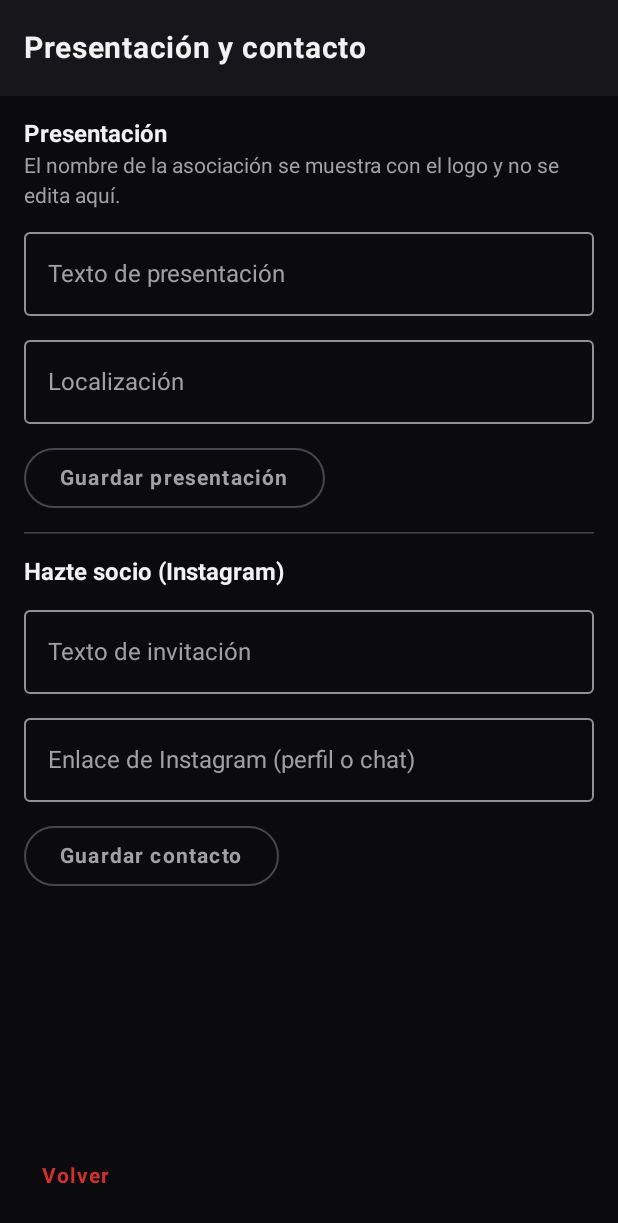
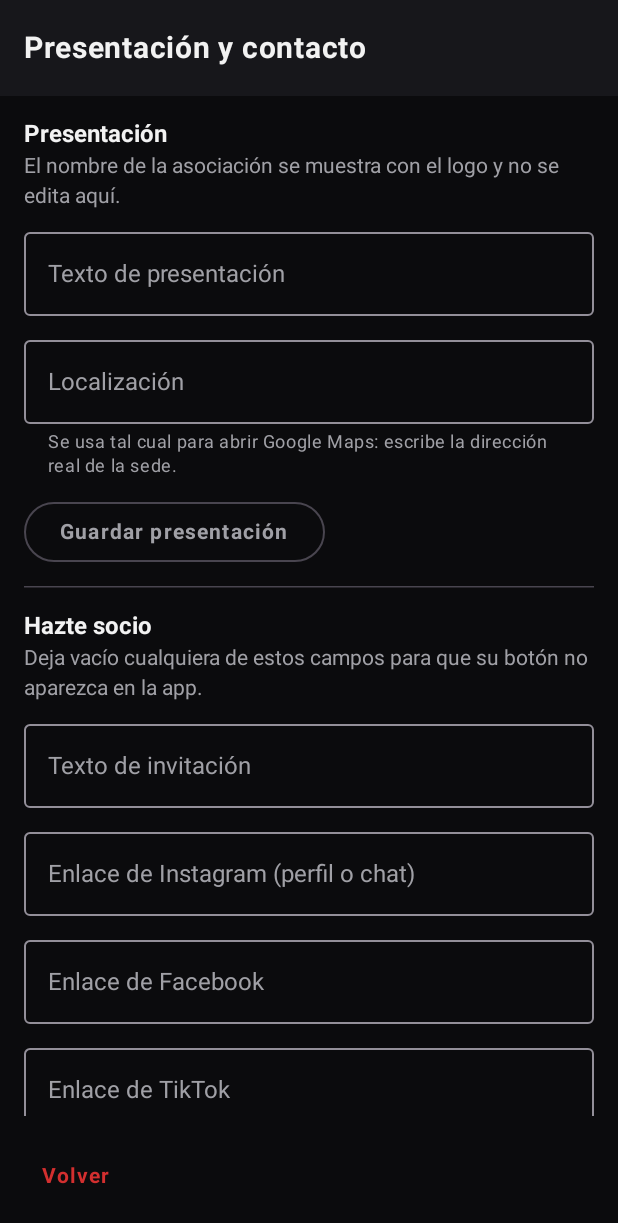
Before and after one commit to PerchaCervantina/AppTitanium, an Android app built with Jetpack Compose: the composable PresentationAdminScreen shown on its own in the app's theme, on a phone screen of 412 x 824 dp. Shown: the top 1223 px of the screen. Run offline under Robolectric (Android 15) with nearby library versions, the phone set to English and light mode, and no system bars; our stand-ins replace Firebase (no records; nobody signed in at launch, a user with empty details on screens opened directly).

Commit message:
Move event social link to bottom-left, add Facebook/TikTok/email, location opens Maps
- EventCard: the band's social link now sits anchored to the bottom-left
  of the expanded area instead of right after the description text.
- MembershipInfo gains facebookUrl, tiktokUrl and email; "Hazte socio"
  shows a secondary row of buttons for whichever of those are filled in
  (each hidden when blank), alongside the existing Instagram CTA.
- HeaderCard: tapping the location opens Google Maps search for that
  text (no new field -- reuses the existing "Localización" value as the
  query), via a plain maps.google.com search URL.

Co-Authored-By: Claude Sonnet 5 <noreply@anthropic.com>
Claude-Session: https://claude.ai/code/session_0192Di9Yfz4u7HCNS2mzMgH6

```diff
--- a/app/src/main/java/com/titanium/app/data/firebase/FirebaseModels.kt
+++ b/app/src/main/java/com/titanium/app/data/firebase/FirebaseModels.kt
@@ -20,9 +20,12 @@ data class PresentationInfo(
 
 data class MembershipInfo(
     val intro: String = "",
-    // Enlace al perfil o al chat de Instagram de la asociación, ej.
-    // "https://instagram.com/asociaciontitanium" o un enlace directo al DM.
-    val instagramUrl: String = ""
+    // Enlaces a redes sociales y contacto. Cada botón del "Hazte socio"
+    // solo aparece si su campo correspondiente no está vacío.
+    val instagramUrl: String = "",
+    val facebookUrl: String = "",
+    val tiktokUrl: String = "",
+    val email: String = ""
 )
 
 data class EventEntry(
--- a/app/src/main/java/com/titanium/app/data/firebase/FirestoreContentRepository.kt
+++ b/app/src/main/java/com/titanium/app/data/firebase/FirestoreContentRepository.kt
@@ -48,7 +48,10 @@ class FirestoreContentRepository(
                 trySend(
                     MembershipInfo(
                         intro = snapshot?.getString("intro") ?: "",
-                        instagramUrl = snapshot?.getString("instagramUrl") ?: ""
+                        instagramUrl = snapshot?.getString("instagramUrl") ?: "",
+                        facebookUrl = snapshot?.getString("facebookUrl") ?: "",
+                        tiktokUrl = snapshot?.getString("tiktokUrl") ?: "",
+                        email = snapshot?.getString("email") ?: ""
                     )
                 )
             }
@@ -60,7 +63,10 @@ class FirestoreContentRepository(
             .set(
                 mapOf(
                     "intro" to info.intro,
-                    "instagramUrl" to info.instagramUrl
+                    "instagramUrl" to info.instagramUrl,
+                    "facebookUrl" to info.facebookUrl,
+                    "tiktokUrl" to info.tiktokUrl,
+                    "email" to info.email
                 )
             )
             .await()
--- a/app/src/main/java/com/titanium/app/ui/admin/PresentationAdminScreen.kt
+++ b/app/src/main/java/com/titanium/app/ui/admin/PresentationAdminScreen.kt
@@ -42,6 +42,9 @@ fun PresentationAdminScreen(
     var location by remember { mutableStateOf("") }
     var membershipIntro by remember { mutableStateOf("") }
     var instagramUrl by remember { mutableStateOf("") }
+    var facebookUrl by remember { mutableStateOf("") }
+    var tiktokUrl by remember { mutableStateOf("") }
+    var contactEmail by remember { mutableStateOf("") }
     var initialized by remember { mutableStateOf(false) }
 
     // Solo rellenamos los campos una vez con lo que haya en Firestore, para
@@ -53,6 +56,9 @@ fun PresentationAdminScreen(
             location = presentation.location
             membershipIntro = membership.intro
             instagramUrl = membership.instagramUrl
+            facebookUrl = membership.facebookUrl
+            tiktokUrl = membership.tiktokUrl
+            contactEmail = membership.email
             initialized = true
         }
     }
@@ -85,6 +91,7 @@ fun PresentationAdminScreen(
                 value = location,
                 onValueChange = { location = it },
                 label = { Text("Localización") },
+                supportingText = { Text("Se usa tal cual para abrir Google Maps: escribe la dirección real de la sede.") },
                 modifier = Modifier.fillMaxWidth().padding(top = 8.dp)
             )
             OutlinedButton(
@@ -94,7 +101,13 @@ fun PresentationAdminScreen(
 
             HorizontalDivider()
 
-            Text(text = "Hazte socio (Instagram)", style = MaterialTheme.typography.titleMedium, modifier = Modifier.padding(top = 16.dp))
+            Text(text = "Hazte socio", style = MaterialTheme.typography.titleMedium, modifier = Modifier.padding(top = 16.dp))
+            Text(
+                text = "Deja vacío cualquiera de estos campos para que su botón no aparezca en la app.",
+                style = MaterialTheme.typography.bodyMedium,
+                color = MaterialTheme.colorScheme.onSurfaceVariant,
+                modifier = Modifier.padding(top = 4.dp)
+            )
             OutlinedTextField(
                 value = membershipIntro,
                 onValueChange = { membershipIntro = it },
@@ -107,10 +120,30 @@ fun PresentationAdminScreen(
                 label = { Text("Enlace de Instagram (perfil o chat)") },
                 modifier = Modifier.fillMaxWidth().padding(top = 8.dp)
             )
+            OutlinedTextField(
+                value = facebookUrl,
+                onValueChange = { facebookUrl = it },
+                label = { Text("Enlace de Facebook") },
+                modifier = Modifier.fillMaxWidth().padding(top = 8.dp)
+            )
+            OutlinedTextField(
+                value = tiktokUrl,
+                onValueChange = { tiktokUrl = it },
+                label = { Text("Enlace de TikTok") },
+                modifier = Modifier.fillMaxWidth().padding(top = 8.dp)
+            )
+            OutlinedTextField(
+                value = contactEmail,
+                onValueChange = { contactEmail = it },
+                label = { Text("Correo electrónico de contacto") },
+                modifier = Modifier.fillMaxWidth().padding(top = 8.dp)
+            )
             OutlinedButton(
                 onClick = {
                     scope.launch {
-                        repository.updateMembership(MembershipInfo(membershipIntro, instagramUrl))
+                        repository.updateMembership(
+                            MembershipInfo(membershipIntro, instagramUrl, facebookUrl, tiktokUrl, contactEmail)
+                        )
                     }
                 },
                 modifier = Modifier.padding(top = 12.dp)
```
Also changed, not shown: app/src/main/java/com/titanium/app/ui/components/EventCard.kt (+3 -4 lines), app/src/main/java/com/titanium/app/ui/components/HeaderCard.kt (+14 -1 lines), app/src/main/java/com/titanium/app/ui/components/MembershipSection.kt (+54 -0 lines).
